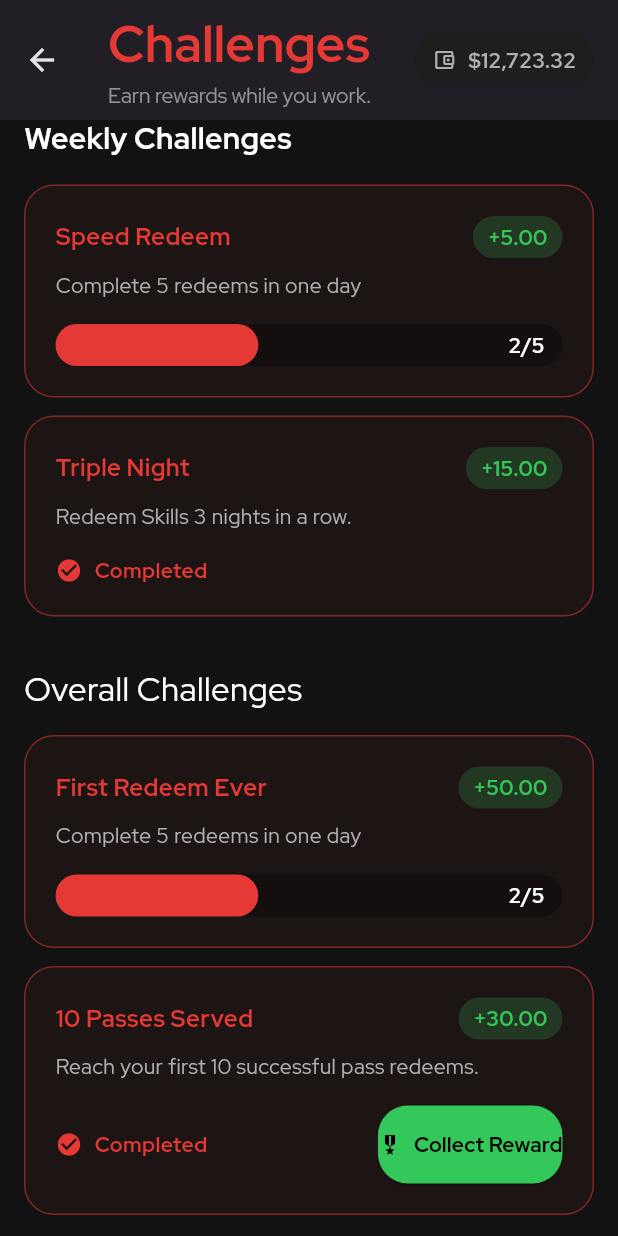
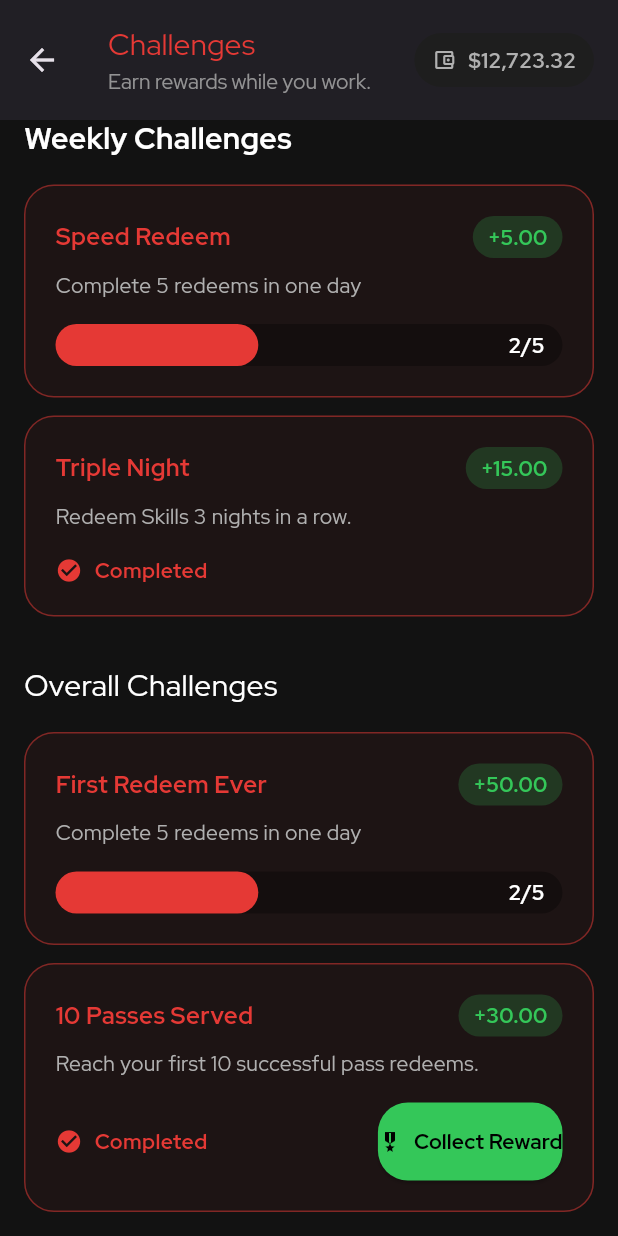
Before and after one commit to abeera-zainab/appsip, a Flutter app: the ChallengesScreen screen opened directly, scrolled down 346 dp, on a phone screen of 412 x 824 dp. Run offline on Flutter 3.47's test engine with Material 3 defaults, Android fonts, the phone set to English and light mode, and no system bars; our stand-ins replace dotted_border, image_picker.

Commit message:
Modified Challanges Screen

```diff
--- a/lib/main.dart
+++ b/lib/main.dart
@@ -67,8 +67,8 @@ class MyApp extends StatelessWidget {
         ),
       ),
       home:
-     const InvitationKeyScreen()
-      //const MainScreenShell(),
+     //const InvitationKeyScreen()
+      const MainScreenShell(),
        //const TellUsAboutYourselfScreen(),
 
     );
--- a/lib/screens/challenges_screen.dart
+++ b/lib/screens/challenges_screen.dart
@@ -1,3 +1,5 @@
+// ignore_for_file: deprecated_member_use
+
 import 'package:appsip/widgets/primary_button.dart';
 import 'package:appsip/widgets/section_header.dart';
 import 'package:flutter/material.dart';
@@ -24,7 +26,7 @@ class ChallengesScreen extends StatelessWidget {
           children: [
             const Text(
               'Challenges',
-              style: TextStyle(fontSize: 34, fontWeight: FontWeight.bold, color: AppColors.primaryRed),
+              style: TextStyle(fontSize: 20, fontWeight: FontWeight.normal, color: AppColors.primaryRed),
             ),
             const SizedBox(height: 4),
             Text('Earn rewards while you work.', style: TextStyle(fontSize: 14, color: AppColors.textSecondary.withOpacity(0.8))),
@@ -94,7 +96,7 @@ class ChallengesScreen extends StatelessWidget {
               isFullyCompleted: true,
             ),
             const SizedBox(height: 32),
-            const SectionHeader(title: 'Overall Challenges', titleStyle: TextStyle(fontSize: 22, fontWeight: FontWeight.normal)),
+            const SectionHeader(title: 'Overall Challenges', titleStyle: TextStyle(fontSize: 20, fontWeight: FontWeight.normal)),
             const SizedBox(height: 16),
             _buildChallengeCard(
               context: context,
@@ -340,7 +342,7 @@ class RewardCollectedDialog extends StatelessWidget {
             const Text(
               'Your reward money has been added to your wallet.',
               textAlign: TextAlign.center,
-              style: TextStyle(color: AppColors.textSecondary, fontSize: 16),
+              style: TextStyle(color: AppColors.textSecondary, fontSize: 14),
             ),
           ],
         ),
```
